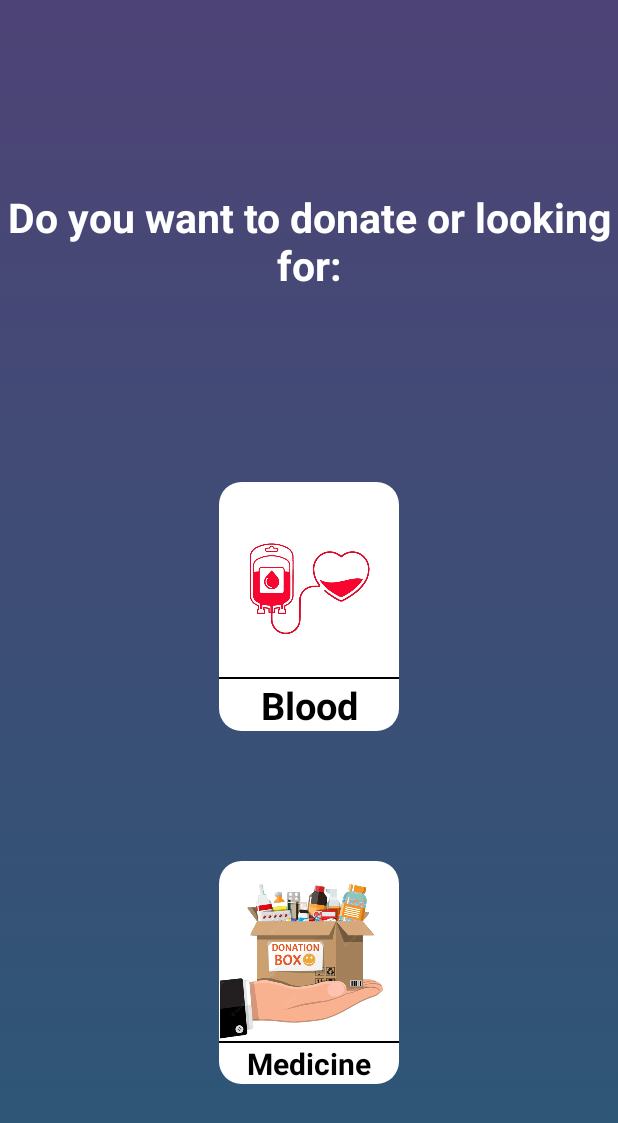
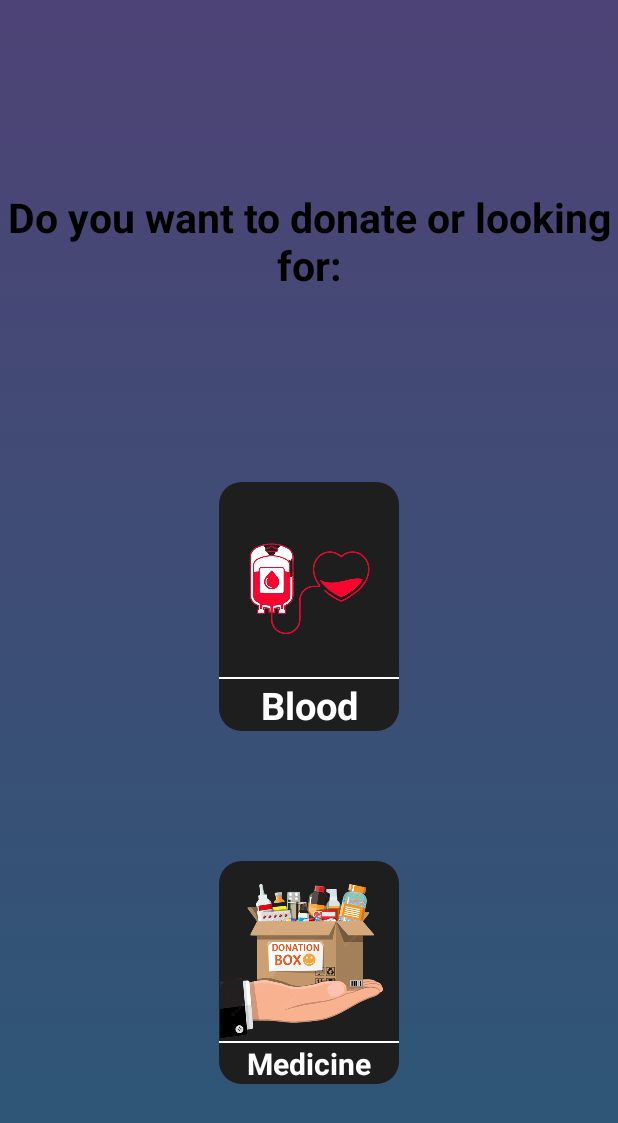
Before and after one commit to ayoubbentameur/aghithni-app, an Android app: the screen it shows after launch (Choose), on a phone screen of 412 x 824 dp. Shown: the top 1123 px of the screen. Run offline under Robolectric (Android 15) with nearby library versions, the phone set to English and light mode, and no system bars; Roboto replaces fonts that are not available here.

Commit message:
fixing dark with sharedPreferences

```diff
--- a/app/src/main/java/com/benayoub/aghithni/IntroApp.java
+++ b/app/src/main/java/com/benayoub/aghithni/IntroApp.java
@@ -18,13 +18,14 @@ SharedPreferences sharedPreferences;
     protected void onCreate(Bundle savedInstanceState) {
         super.onCreate(savedInstanceState);
         setContentView(R.layout.activity_intro);
-        SharedPreferences sharedPreferences =
-                PreferenceManager.getDefaultSharedPreferences( this/* Activity context */);
-        boolean theme = sharedPreferences.getBoolean("save", false);
+        SharedPreferences sharedPreferences=getSharedPreferences("save",MODE_PRIVATE);
+
+        Boolean theme=sharedPreferences.getBoolean("value",true);
         if (theme){
-            AppCompatDelegate.setDefaultNightMode(AppCompatDelegate.MODE_NIGHT_YES); // implement here.
-        }else{
-            AppCompatDelegate.setDefaultNightMode(AppCompatDelegate.MODE_NIGHT_NO); // implement here.
+            AppCompatDelegate.setDefaultNightMode(AppCompatDelegate.MODE_NIGHT_YES);
+        }else {
+            AppCompatDelegate.setDefaultNightMode(AppCompatDelegate.MODE_NIGHT_NO);
+
         }
 
         timer=new Timer();
```
Also changed, not shown: app/src/main/java/com/benayoub/aghithni/SettingsFragment.java (+29 -44 lines).
